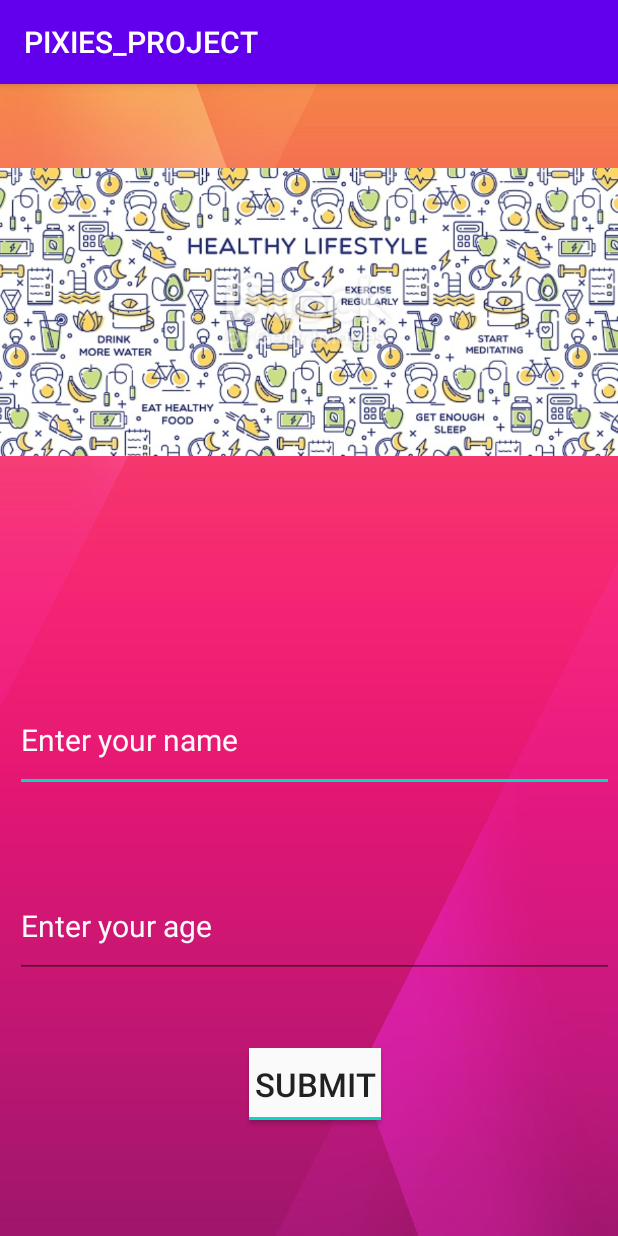
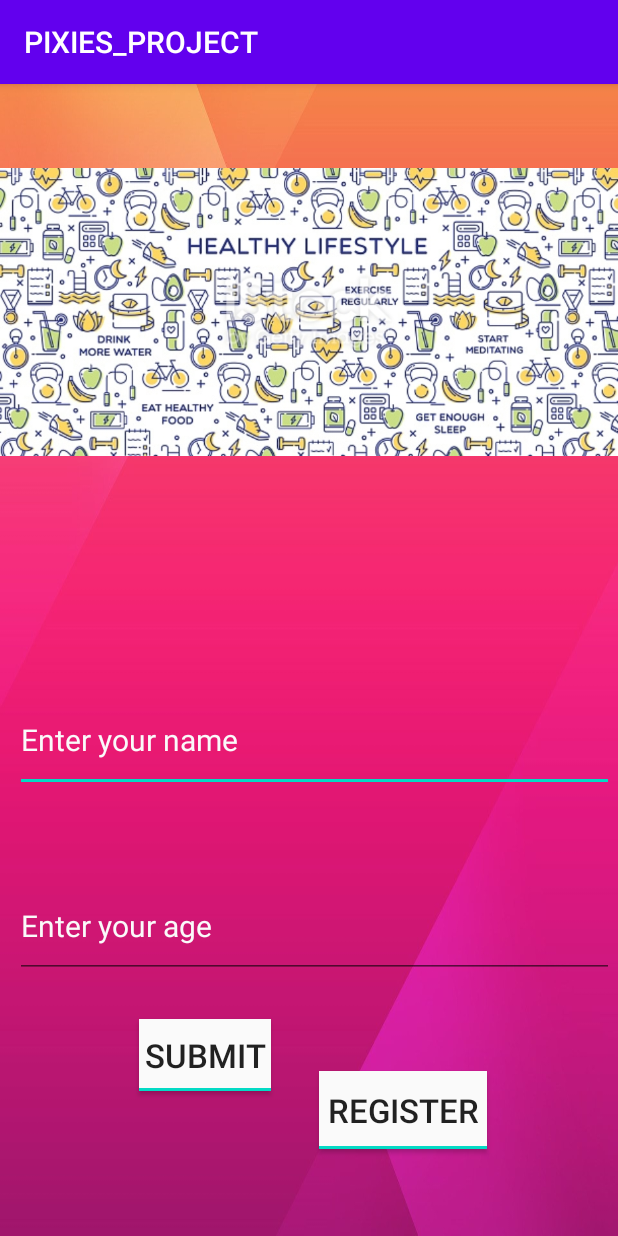
Before and after one commit to Asmita33/PIXIES_PROJECT, an Android app: the screen it shows after launch (MainActivity), on a phone screen of 412 x 824 dp. Run offline under Robolectric (Android 15) with nearby library versions, the phone set to English and light mode, and no system bars.

Commit message:
register_button included

```diff
--- a/app/src/main/java/com/example/pixies_project/Login.java
+++ b/app/src/main/java/com/example/pixies_project/Login.java
@@ -32,7 +32,7 @@ public class Login extends AppCompatActivity {
         password = findViewById(R.id.password);
         fauth = FirebaseAuth.getInstance();
         login = findViewById(R.id.login);
-        register = findViewById(R.id.register);
+        register = findViewById(R.id.reg);
 
         login.setOnClickListener(new View.OnClickListener() {
             @Override
--- a/app/src/main/java/com/example/pixies_project/MainActivity.java
+++ b/app/src/main/java/com/example/pixies_project/MainActivity.java
@@ -18,6 +18,7 @@ public class MainActivity extends AppCompatActivity {
      EditText userName;
      EditText userAge;
      Button submit ;
+     Button register;
 
 
     @Override
@@ -28,6 +29,19 @@ public class MainActivity extends AppCompatActivity {
         userAge = findViewById(R.id.age);
 
         submit=findViewById(R.id.submitButton);
+        register=findViewById(R.id.reg);
+
+        register.setOnClickListener(new View.OnClickListener() {
+            @Override
+            public void onClick(View v) {
+                startActivity(new Intent(getApplicationContext(),Register.class)) ;
+            }
+        });
+
+
+
+
+
 
         submit.setOnClickListener(new View.OnClickListener() {
             @Override
@@ -45,9 +59,12 @@ public class MainActivity extends AppCompatActivity {
 
          });
     }
+
     public void openActivity2(){
         Intent intent = new Intent(this, activity2.class);
         startActivity(intent);
 
     }
+
+
 }
--- a/app/src/main/java/com/example/pixies_project/Register.java
+++ b/app/src/main/java/com/example/pixies_project/Register.java
@@ -33,7 +33,7 @@ public class Register extends AppCompatActivity {
         name = findViewById(R.id.name);
         email= findViewById(R.id.email);
         password= findViewById(R.id.password);
-        registration=findViewById(R.id.register);
+        registration=findViewById(R.id.reg);
         login=findViewById(R.id.login);
         fauth= FirebaseAuth.getInstance();
 
--- a/app/src/main/res/layout/activity_main.xml
+++ b/app/src/main/res/layout/activity_main.xml
@@ -70,8 +70,8 @@
         android:id="@+id/submitButton"
         android:layout_width="wrap_content"
         android:layout_height="wrap_content"
-        android:layout_marginStart="165dp"
-        android:layout_marginLeft="165dp"
+        android:layout_marginStart="24dp"
+        android:layout_marginLeft="24dp"
         android:layout_marginTop="27dp"
         android:layout_marginEnd="158dp"
         android:layout_marginRight="158dp"
@@ -81,12 +81,31 @@
         android:textSize="22sp"
         app:layout_constraintBottom_toBottomOf="parent"
         app:layout_constraintEnd_toEndOf="parent"
+        app:layout_constraintHorizontal_bias="0.482"
         app:layout_constraintStart_toStartOf="parent"
-        app:layout_constraintTop_toBottomOf="@+id/age" />
+        app:layout_constraintTop_toBottomOf="@+id/age"
+        app:layout_constraintVertical_bias="0.0" />
 
-
-
-
+    <Button
+        android:id="@+id/reg"
+        android:layout_width="112dp"
+        android:layout_height="52dp"
+        android:layout_marginStart="124dp"
+        android:layout_marginLeft="124dp"
+        android:layout_marginTop="27dp"
+        android:layout_marginEnd="87dp"
+        android:layout_marginRight="87dp"
+        android:layout_marginBottom="58dp"
+        android:background="?attr/actionModeBackground"
+        android:text="Register"
+        android:textSize="22sp"
+        app:layout_constraintBottom_toBottomOf="parent"
+        app:layout_constraintEnd_toEndOf="parent"
+        app:layout_constraintHorizontal_bias="1.0"
+        app:layout_constraintStart_toEndOf="@+id/submitButton"
+        app:layout_constraintStart_toStartOf="parent"
+        app:layout_constraintTop_toBottomOf="@+id/age"
+        app:layout_constraintVertical_bias="1.0" />
 
 
 </androidx.constraintlayout.widget.ConstraintLayout>
```
Also changed, not shown: app/src/main/res/layout/activity_agebased.xml (+5 -4 lines), app/src/main/res/layout/activity_login.xml (+5 -5 lines), app/src/main/res/layout/activity_register.xml (+7 -7 lines).
